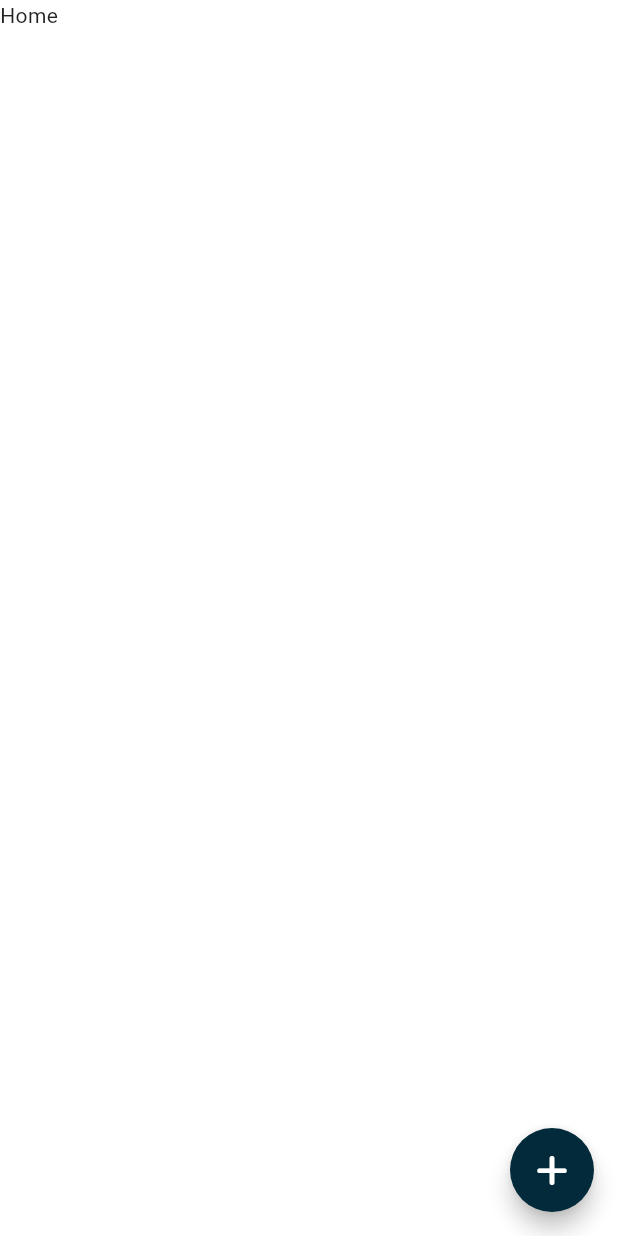
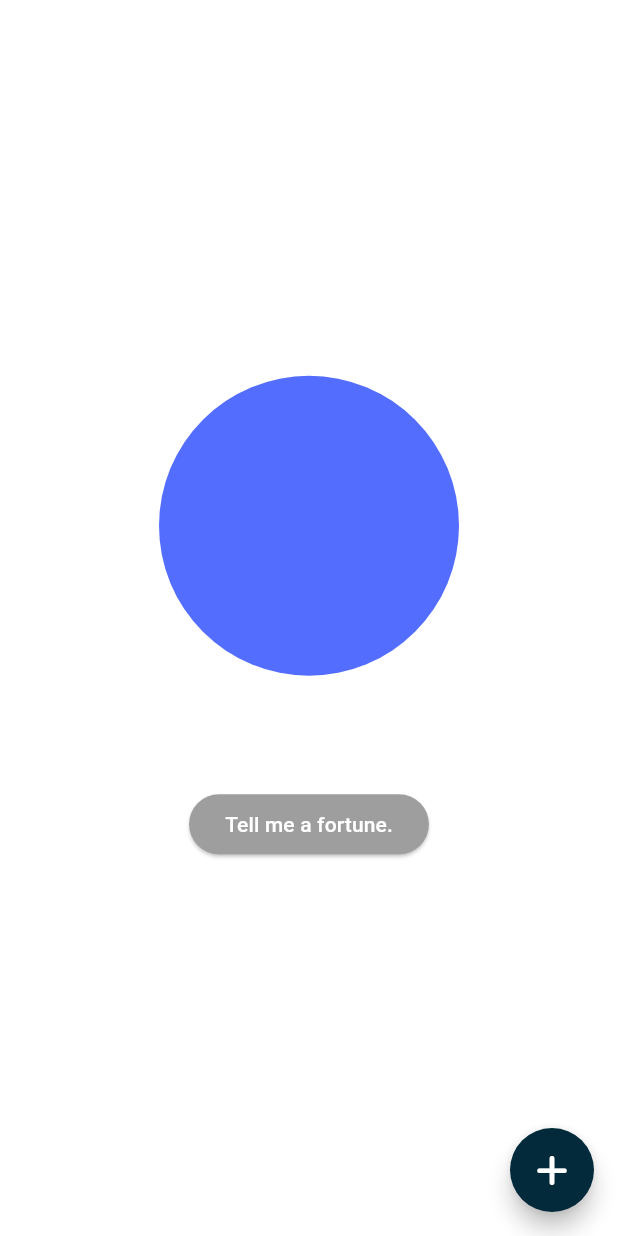
Before and after one commit to leoQuin3/flutter-fortune-teller, a Flutter app: the ScreenHome screen opened directly, on a phone screen of 412 x 824 dp. Run offline on Flutter 3.47's test engine with Material 3 defaults, Android fonts, the phone set to English and light mode, and no system bars; our stand-ins replace cloud_firestore, firebase_auth, firebase_core, firebase_storage, flutter_riverpod, flutter_secure_storage and 7 more; accounts and stored records are empty; generated files the repository leaves out were written again.

Commit message:
Added button and avatar placeholder to screen_home.dart.

```diff
--- a/lib/screens/general/screen_home.dart
+++ b/lib/screens/general/screen_home.dart
@@ -70,12 +70,40 @@ class _ScreenHomeState extends ConsumerState<ScreenHome> {
     return Scaffold(
       floatingActionButton: FloatingActionButton(
         shape: ShapeBorder.lerp(CircleBorder(), StadiumBorder(), 0.5),
-        onPressed: () =>
-            Snackbar.show(SnackbarDisplayType.SB_INFO, 'You clicked the floating button on the home screen!', context),
+        onPressed: () => Snackbar.show(SnackbarDisplayType.SB_INFO,
+            'You clicked the floating button on the home screen!', context),
         splashColor: Theme.of(context).primaryColor,
         child: Icon(FontAwesomeIcons.plus),
       ),
-      body: Text('Home'),
+      body: Center(
+        child: Column(
+          mainAxisAlignment: MainAxisAlignment.center,
+          children: [
+            // ************
+            // Genie Avatar
+            // ************
+            CircleAvatar(
+              backgroundColor: Colors.indigoAccent,
+              radius: 100,
+            ),
+            SizedBox(height: 75),
+
+            // ***************
+            // Tell a fortune
+            // ***************
+            ElevatedButton(
+              child: Text(
+                'Tell me a fortune.',
+                style: TextStyle(color: Colors.white),
+              ),
+              onPressed: () {},
+              style: ElevatedButton.styleFrom(
+                backgroundColor: Colors.grey
+              ),
+            ),
+          ],
+        ),
+      ),
     );
   }
 }
```
